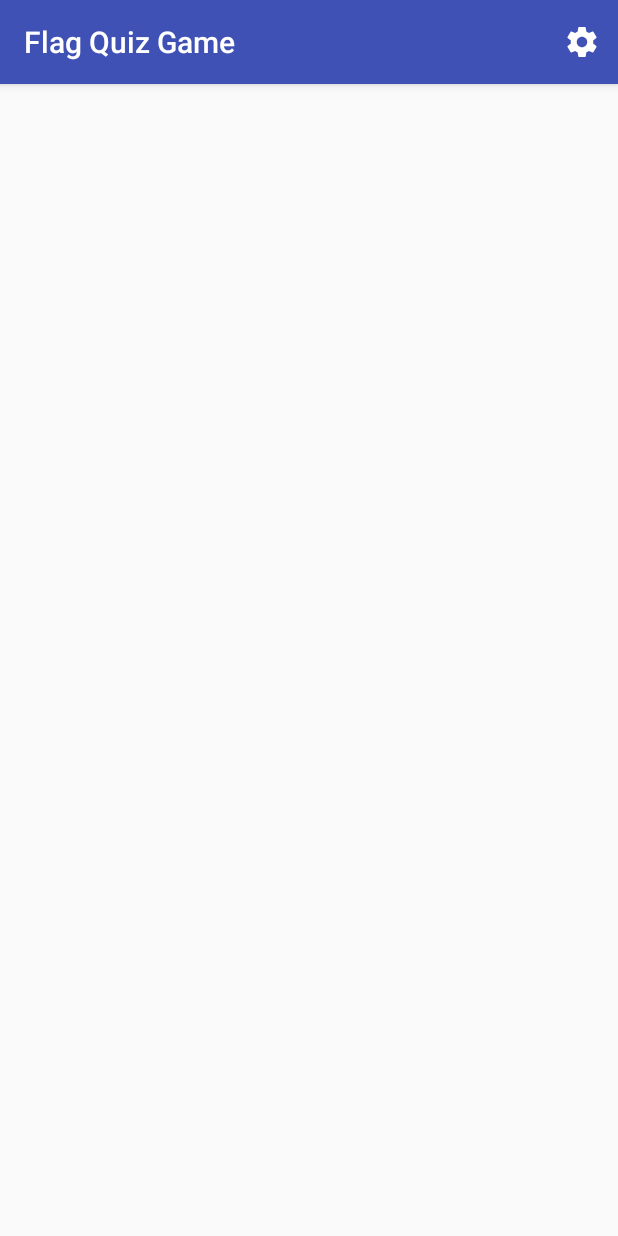
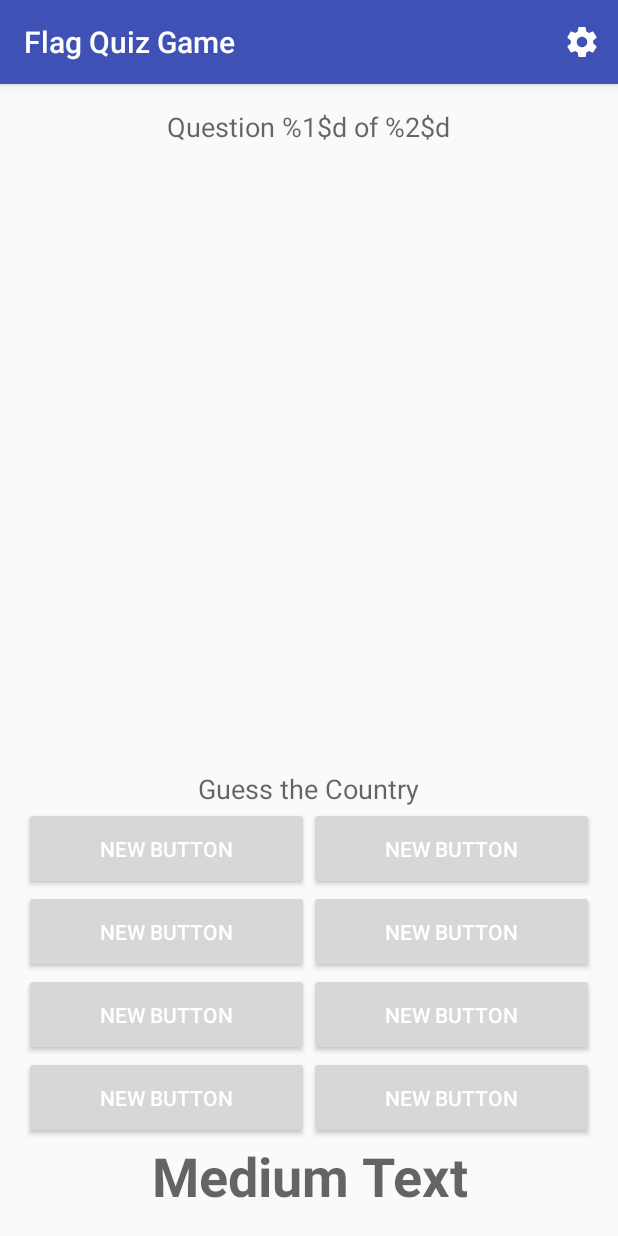
Before and after one commit to solandmedotru/FlagQuizGame, an Android app: the screen it shows after launch (MainActivity), on a phone screen of 412 x 824 dp. Run offline under Robolectric (Android 15) with nearby library versions, the phone set to English and light mode, and no system bars.

Commit message:
Added layout fragment main

```diff
--- a/app/src/main/java/ru/solandme/flagquizgame/MainActivity.java
+++ b/app/src/main/java/ru/solandme/flagquizgame/MainActivity.java
@@ -1,11 +1,9 @@
 package ru.solandme.flagquizgame;
 
+import android.content.Intent;
 import android.os.Bundle;
-import android.support.design.widget.FloatingActionButton;
-import android.support.design.widget.Snackbar;
 import android.support.v7.app.AppCompatActivity;
 import android.support.v7.widget.Toolbar;
-import android.view.View;
 import android.view.Menu;
 import android.view.MenuItem;
 
@@ -36,6 +34,7 @@ public class MainActivity extends AppCompatActivity {
 
         //noinspection SimplifiableIfStatement
         if (id == R.id.action_settings) {
+            startActivity(new Intent(this, SettingsActivity.class));
             return true;
         }
 
--- a/app/src/main/res/layout/content_main.xml
+++ b/app/src/main/res/layout/content_main.xml
@@ -1,7 +1,7 @@
 <fragment xmlns:android="http://schemas.android.com/apk/res/android"
     xmlns:app="http://schemas.android.com/apk/res-auto"
     xmlns:tools="http://schemas.android.com/tools"
-    android:id="@+id/fragment"
+    android:id="@+id/quizFragment"
     android:name="ru.solandme.flagquizgame.MainActivityFragment"
     android:layout_width="match_parent"
     android:layout_height="match_parent"
--- a/app/src/main/res/layout/fragment_main.xml
+++ b/app/src/main/res/layout/fragment_main.xml
@@ -1,16 +1,154 @@
-<?xml version="1.0" encoding="utf-8"?>
-<RelativeLayout xmlns:android="http://schemas.android.com/apk/res/android"
+<LinearLayout xmlns:android="http://schemas.android.com/apk/res/android"
     xmlns:tools="http://schemas.android.com/tools"
-    android:id="@+id/content_main"
     android:layout_width="match_parent"
     android:layout_height="match_parent"
-    android:paddingBottom="@dimen/activity_vertical_margin"
     android:paddingLeft="@dimen/activity_horizontal_margin"
     android:paddingRight="@dimen/activity_horizontal_margin"
     android:paddingTop="@dimen/activity_vertical_margin"
-    tools:context="ru.solandme.flagquizgame.MainActivityFragment"
-    tools:showIn="@layout/activity_main">
+    android:paddingBottom="@dimen/activity_vertical_margin"
+    tools:showIn="@layout/activity_main"
+    tools:context=".MainActivityFragment"
+    android:orientation="vertical"
+    android:id="@+id/quizLinearLayout">
 
+    <TextView
+        android:layout_width="wrap_content"
+        android:layout_height="wrap_content"
+        android:textAppearance="?android:attr/textAppearanceMedium"
+        android:text="@string/question"
+        android:id="@+id/questionNumberTextView"
+        android:layout_gravity="center_horizontal"
+        android:layout_marginBottom="@dimen/spacing" />
 
+    <ImageView
+        android:layout_width="match_parent"
+        android:layout_height="0dp"
+        android:id="@+id/flagImageView"
+        android:layout_gravity="center"
+        android:layout_marginBottom="@dimen/spacing"
+        android:layout_marginLeft="@dimen/activity_horizontal_margin"
+        android:layout_marginRight="@dimen/activity_horizontal_margin"
+        android:layout_weight="1"
+        android:adjustViewBounds="true"
+        android:contentDescription="@string/image_description"
+        android:scaleType="fitCenter" />
 
-</RelativeLayout>
+    <TextView
+        android:layout_width="wrap_content"
+        android:layout_height="wrap_content"
+        android:textAppearance="?android:attr/textAppearanceMedium"
+        android:text="@string/guess_country"
+        android:id="@+id/guessCountryTextView"
+        android:layout_gravity="center_horizontal" />
+
+    <LinearLayout
+        android:orientation="horizontal"
+        android:layout_width="match_parent"
+        android:layout_height="wrap_content"
+        android:id="@+id/row1LinearLayout">
+
+        <Button
+            android:layout_width="0dp"
+            android:layout_height="match_parent"
+            android:text="New Button"
+            android:id="@+id/button"
+            android:layout_weight="1"
+            android:lines="2"
+            android:textColor="@color/button_text_color" />
+
+        <Button
+            android:layout_width="0dp"
+            android:layout_height="match_parent"
+            android:text="New Button"
+            android:id="@+id/button2"
+            android:layout_weight="1"
+            android:lines="2"
+            android:textColor="@color/button_text_color" />
+    </LinearLayout>
+
+    <LinearLayout
+        android:orientation="horizontal"
+        android:layout_width="match_parent"
+        android:layout_height="wrap_content"
+        android:id="@+id/row2LinearLayout">
+
+        <Button
+            android:layout_width="0dp"
+            android:layout_height="match_parent"
+            android:text="New Button"
+            android:id="@+id/button3"
+            android:layout_weight="1"
+            android:lines="2"
+            android:textColor="@color/button_text_color" />
+
+        <Button
+            android:layout_width="0dp"
+            android:layout_height="match_parent"
+            android:text="New Button"
+            android:id="@+id/button4"
+            android:layout_weight="1"
+            android:lines="2"
+            android:textColor="@color/button_text_color" />
+    </LinearLayout>
+
+    <LinearLayout
+        android:orientation="horizontal"
+        android:layout_width="match_parent"
+        android:layout_height="wrap_content"
+        android:id="@+id/row3LinearLayout">
+
+        <Button
+            android:layout_width="0dp"
+            android:layout_height="match_parent"
+            android:text="New Button"
+            android:id="@+id/button5"
+            android:layout_weight="1"
+            android:lines="2"
+            android:textColor="@color/button_text_color" />
+
+        <Button
+            android:layout_width="0dp"
+            android:layout_height="match_parent"
+            android:text="New Button"
+            android:id="@+id/button6"
+            android:layout_weight="1"
+            android:lines="2"
+            android:textColor="@color/button_text_color" />
+    </LinearLayout>
+
+    <LinearLayout
+        android:orientation="horizontal"
+        android:layout_width="match_parent"
+        android:layout_height="wrap_content"
+        android:id="@+id/row4LinearLayout">
+
+        <Button
+            android:layout_width="0dp"
+            android:layout_height="match_parent"
+            android:text="New Button"
+            android:id="@+id/button7"
+            android:layout_weight="1"
+            android:lines="2"
+            android:textColor="@color/button_text_color" />
+
+        <Button
+            android:layout_width="0dp"
+            android:layout_height="match_parent"
+            android:text="New Button"
+            android:id="@+id/button8"
+            android:layout_weight="1"
+            android:lines="2"
+            android:textColor="@color/button_text_color" />
+    </LinearLayout>
+
+    <TextView
+        android:layout_width="wrap_content"
+        android:layout_height="wrap_content"
+        android:textAppearance="?android:attr/textAppearanceMedium"
+        android:text="Medium Text"
+        android:id="@+id/answerTextView"
+        android:layout_gravity="bottom|center_horizontal"
+        android:gravity="center_horizontal"
+        android:textSize="@dimen/answer_size"
+        android:textStyle="bold" />
+</LinearLayout>
--- a/app/src/main/res/values/dimens.xml
+++ b/app/src/main/res/values/dimens.xml
@@ -3,4 +3,6 @@
     <dimen name="activity_horizontal_margin">16dp</dimen>
     <dimen name="activity_vertical_margin">16dp</dimen>
     <dimen name="fab_margin">16dp</dimen>
+    <dimen name="spacing">8dp</dimen>
+    <dimen name="answer_size">36dp</dimen>
 </resources>
```
